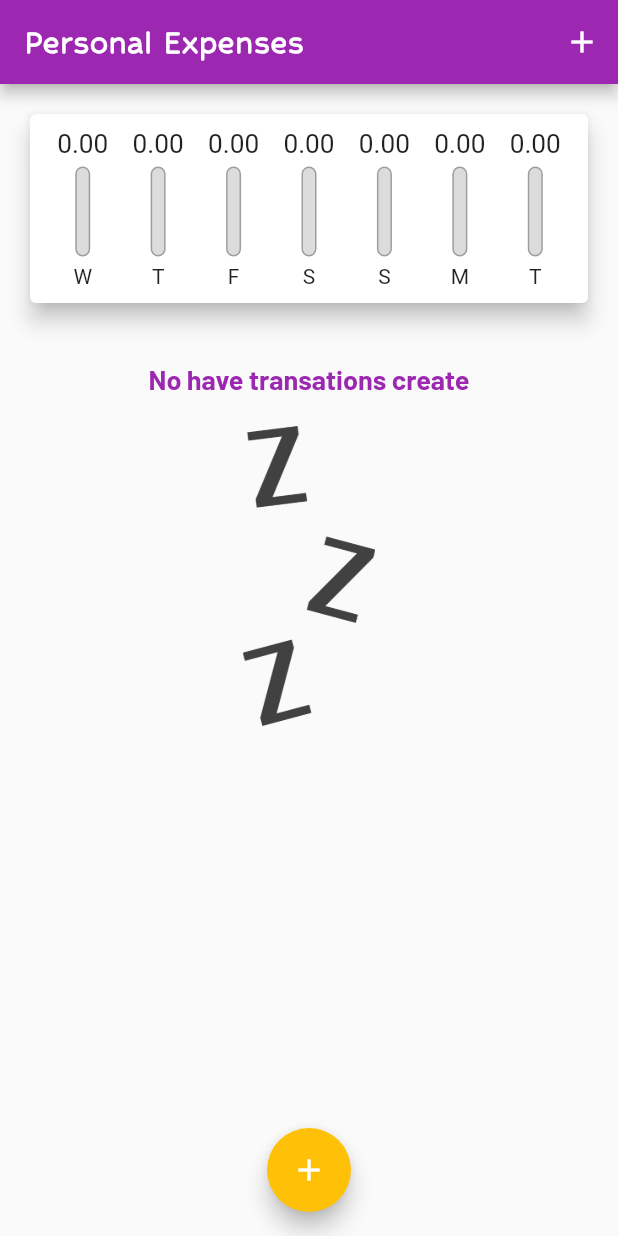
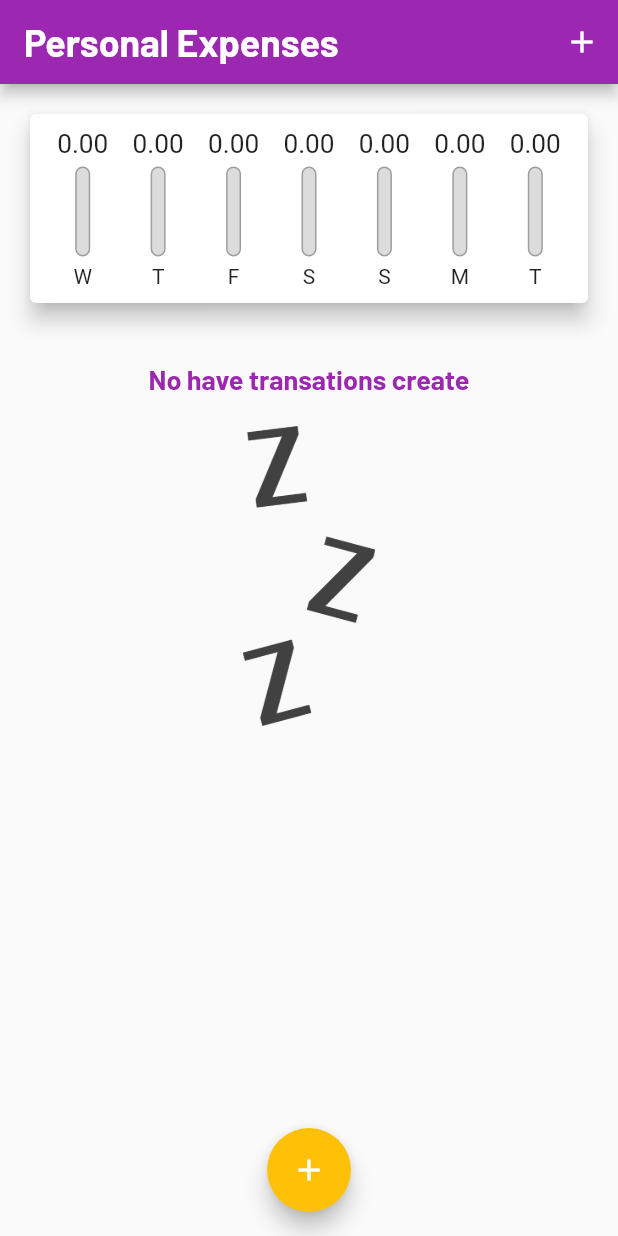
Before and after one commit to cadumeneses/personal_expenses, a Flutter app: the screen it shows after launch, on a phone screen of 412 x 824 dp. Run offline on Flutter 3.47's test engine with Material 2 defaults, Android fonts, the phone set to English and light mode, and no system bars.

Commit message:
style: font title edit

```diff
--- a/lib/main.dart
+++ b/lib/main.dart
@@ -33,7 +33,7 @@ class ExpensesApp extends StatelessWidget {
         ),
         appBarTheme: const AppBarTheme(
           titleTextStyle: TextStyle(
-            fontFamily: 'Hubballi',
+            fontFamily: 'Barlow',
             fontSize: 25,
             fontWeight: FontWeight.bold,
           ),
```
